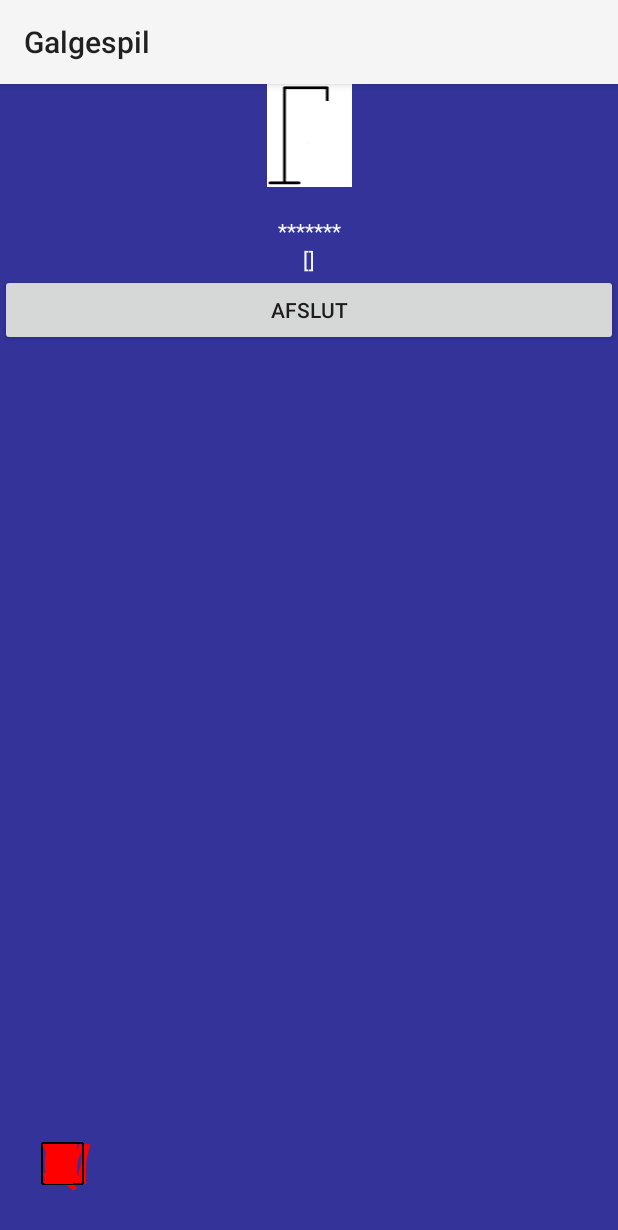
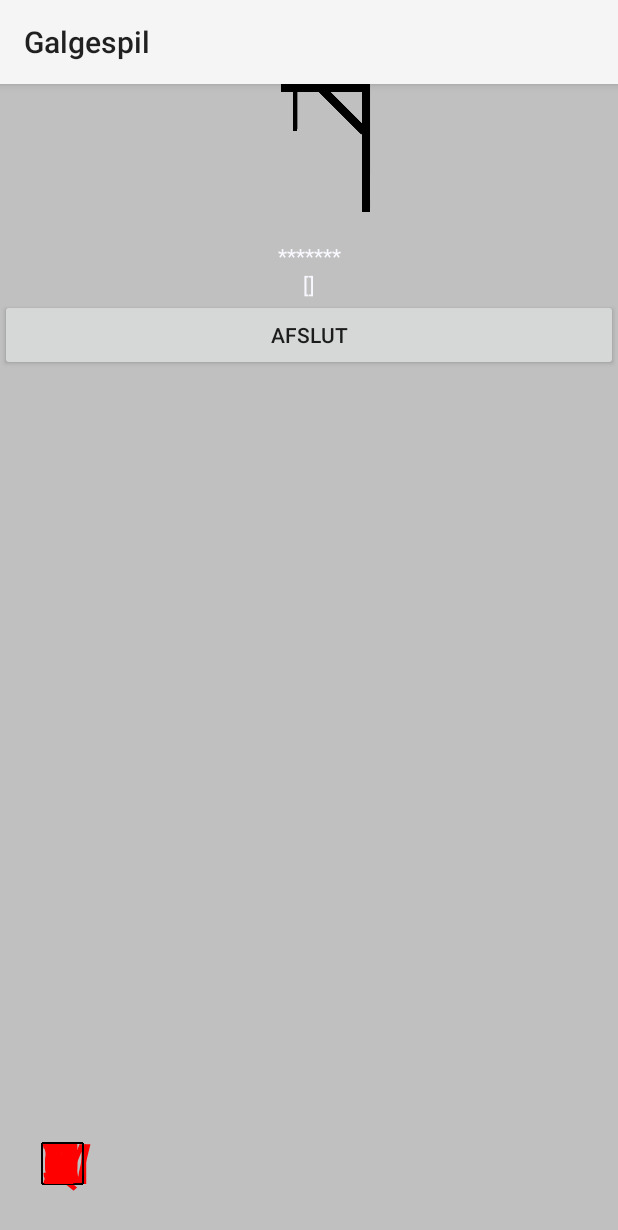
Before and after one commit to cookiesoldier/Lektions, an Android app: the screen it shows after launch (Activity_Main), after a tap on "NYT SPIL", on a phone screen of 412 x 824 dp. Shown: the top 1230 px of the screen. Run offline under Robolectric (Android 15) with nearby library versions, the phone set to English and light mode, and no system bars.

Commit message:
sidste ændrig af billeder

```diff
--- a/app/src/main/res/layout/akt_main.xml
+++ b/app/src/main/res/layout/akt_main.xml
@@ -5,7 +5,7 @@
     <!-- TODO: Update blank fragment layout -->
 
     <FrameLayout
-        android:background="#ff333399"
+        android:background="#C0C0C0"
         android:layout_width="match_parent"
         android:layout_height="match_parent"
         android:id="@+id/fragWindow"
```
Also changed, not shown: app/src/main/java/com/example/martinvieth/lektions/ui/Frag_Galgespil.java (+4 -4 lines), app/src/main/hang0-web.png (added), app/src/main/mipmap-web.png (added), app/src/main/res/mipmap-hdpi/ic_launcher.png, app/src/main/res/mipmap-mdpi/ic_launcher.png, app/src/main/res/mipmap-xhdpi/ic_launcher.png, app/src/main/res/mipmap-xxhdpi/forkert1.png, app/src/main/res/mipmap-xxhdpi/forkert2.png, app/src/main/res/mipmap-xxhdpi/forkert3.png, app/src/main/res/mipmap-xxhdpi/forkert4.png, app/src/main/res/mipmap-xxhdpi/forkert5.png, app/src/main/res/mipmap-xxhdpi/forkert6.png, app/src/main/res/mipmap-xxhdpi/galge.png, app/src/main/res/mipmap-xxhdpi/ic_launcher.png.
